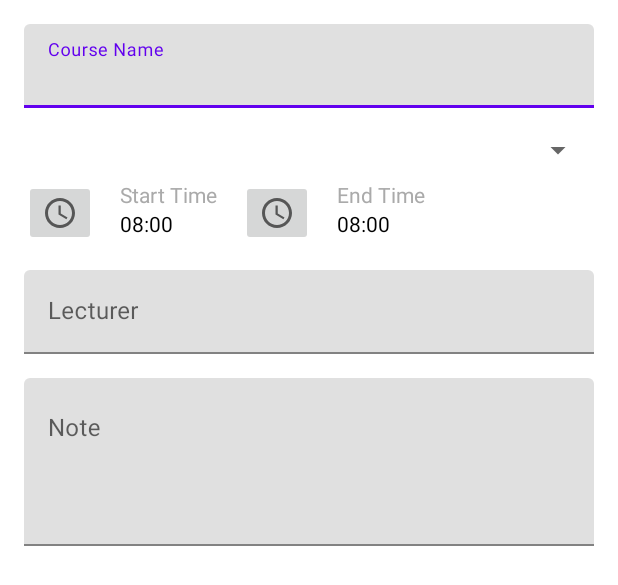
After one commit to ricky-kiva/andro-aad-sim-course, an Android app: the layout activity_add_course.xml on its own in the app's theme, with its tools: preview values and no code run, on a phone screen of 412 x 824 dp. The commit adds this screen. Shown: the top 585 px of the screen. Run offline under Robolectric (Android 15) with nearby library versions, the light colour scheme and no system bars.

Commit message:
add AddCourse Activity layout

```diff
--- /dev/null
+++ b/app/src/main/res/layout/activity_add_course.xml
@@ -0,0 +1,175 @@
+<?xml version="1.0" encoding="utf-8"?>
+<androidx.constraintlayout.widget.ConstraintLayout xmlns:android="http://schemas.android.com/apk/res/android"
+    xmlns:app="http://schemas.android.com/apk/res-auto"
+    xmlns:tools="http://schemas.android.com/tools"
+    android:layout_width="match_parent"
+    android:layout_height="match_parent"
+    tools:context=".ui.add.AddCourseActivity">
+
+    <com.google.android.material.textfield.TextInputLayout
+        android:id="@+id/ed_layout_course_name"
+        android:layout_width="match_parent"
+        android:layout_height="wrap_content"
+        android:layout_marginStart="16dp"
+        android:layout_marginTop="16dp"
+        android:layout_marginEnd="16dp"
+        app:layout_constraintEnd_toEndOf="parent"
+        app:layout_constraintStart_toStartOf="parent"
+        app:layout_constraintTop_toTopOf="parent">
+
+        <com.google.android.material.textfield.TextInputEditText
+            android:id="@+id/ed_course_name"
+            android:layout_width="match_parent"
+            android:layout_height="wrap_content"
+            android:hint="@string/course_name"
+            android:maxLength="255"
+            android:maxLines="1" />
+
+    </com.google.android.material.textfield.TextInputLayout>
+
+    <Spinner
+        android:id="@+id/spinner_day"
+        android:layout_width="0dp"
+        android:layout_height="wrap_content"
+        android:layout_marginStart="16dp"
+        android:layout_marginTop="16dp"
+        android:layout_marginEnd="16dp"
+        android:paddingTop="12dp"
+        android:paddingBottom="12dp"
+        app:entries="@array/day"
+        app:layout_constraintEnd_toEndOf="parent"
+        app:layout_constraintStart_toStartOf="parent"
+        app:layout_constraintTop_toBottomOf="@id/ed_layout_course_name" />
+
+    <LinearLayout
+        android:id="@+id/ll_div_time_input"
+        android:layout_width="match_parent"
+        android:layout_height="wrap_content"
+        android:layout_marginTop="8dp"
+        android:orientation="horizontal"
+        app:layout_constraintTop_toBottomOf="@id/spinner_day"
+        tools:layout_editor_absoluteX="16dp">
+
+        <LinearLayout
+            android:layout_width="wrap_content"
+            android:layout_height="wrap_content"
+            android:orientation="horizontal">
+
+            <ImageButton
+                android:id="@+id/ib_start_time"
+                android:layout_width="wrap_content"
+                android:layout_height="wrap_content"
+                android:layout_marginStart="16dp"
+                android:layout_marginEnd="16dp"
+                android:src="@drawable/ic_time"
+                android:contentDescription="@string/start_time"
+                app:layout_constraintEnd_toStartOf="@id/tv_start_time"
+                app:layout_constraintStart_toStartOf="parent" />
+
+            <LinearLayout
+                android:layout_width="wrap_content"
+                android:layout_height="match_parent"
+                android:orientation="vertical">
+
+                <TextView
+                    android:id="@+id/tv_label_start_time"
+                    android:layout_width="wrap_content"
+                    android:layout_height="wrap_content"
+                    android:text="@string/start_time"
+                    android:textColor="@android:color/darker_gray" />
+
+                <TextView
+                    android:id="@+id/tv_start_time"
+                    android:layout_width="wrap_content"
+                    android:layout_height="wrap_content"
+                    android:text="@string/dummy_time_hour"
+                    android:textColor="@color/textPrimary" />
+
+            </LinearLayout>
+
+        </LinearLayout>
+
+        <LinearLayout
+            android:layout_width="wrap_content"
+            android:layout_height="wrap_content"
+            android:orientation="horizontal">
+
+            <ImageButton
+                android:id="@+id/ib_end_time"
+                android:layout_width="wrap_content"
+                android:layout_height="wrap_content"
+                android:layout_marginStart="16dp"
+                android:layout_marginEnd="16dp"
+                android:src="@drawable/ic_time"
+                android:contentDescription="@string/end_time"
+                app:layout_constraintEnd_toStartOf="@id/tv_start_time"
+                app:layout_constraintStart_toStartOf="parent" />
+
+            <LinearLayout
+                android:layout_width="wrap_content"
+                android:layout_height="match_parent"
+                android:orientation="vertical">
+
+                <TextView
+                    android:id="@+id/tv_label_end_time"
+                    android:layout_width="wrap_content"
+                    android:layout_height="wrap_content"
+                    android:text="@string/end_time"
+                    android:textColor="@android:color/darker_gray" />
+
+                <TextView
+                    android:id="@+id/tv_end_time"
+                    android:layout_width="wrap_content"
+                    android:layout_height="wrap_content"
+                    android:text="@string/dummy_time_hour"
+                    android:textColor="@color/textPrimary" />
+
+            </LinearLayout>
+
+        </LinearLayout>
+
+    </LinearLayout>
+
+    <com.google.android.material.textfield.TextInputLayout
+        android:id="@+id/ed_layout_lecturer"
+        android:layout_width="match_parent"
+        android:layout_height="wrap_content"
+        android:layout_marginStart="16dp"
+        android:layout_marginTop="16dp"
+        android:layout_marginEnd="16dp"
+        app:layout_constraintEnd_toEndOf="parent"
+        app:layout_constraintStart_toStartOf="parent"
+        app:layout_constraintTop_toBottomOf="@id/ll_div_time_input">
+
+        <com.google.android.material.textfield.TextInputEditText
+            android:id="@+id/ed_lecturer"
+            android:layout_width="match_parent"
+            android:layout_height="wrap_content"
+            android:hint="@string/lecturer"
+            android:maxLength="255"
+            android:maxLines="1" />
+
+    </com.google.android.material.textfield.TextInputLayout>
+
+    <com.google.android.material.textfield.TextInputLayout
+        android:id="@+id/ed_layout_note"
+        android:layout_width="match_parent"
+        android:layout_height="wrap_content"
+        android:layout_marginStart="16dp"
+        android:layout_marginTop="16dp"
+        android:layout_marginEnd="16dp"
+        app:layout_constraintEnd_toEndOf="parent"
+        app:layout_constraintStart_toStartOf="parent"
+        app:layout_constraintTop_toBottomOf="@id/ed_layout_lecturer">
+
+        <com.google.android.material.textfield.TextInputEditText
+            android:id="@+id/ed_note"
+            android:layout_width="match_parent"
+            android:layout_height="wrap_content"
+            android:gravity="top"
+            android:hint="@string/note"
+            android:lines="4" />
+
+    </com.google.android.material.textfield.TextInputLayout>
+
+</androidx.constraintlayout.widget.ConstraintLayout>
--- a/app/src/main/res/values/strings.xml
+++ b/app/src/main/res/values/strings.xml
@@ -53,4 +53,6 @@
     <string name="empty_list_message">No courses added yet</string>
     <string name="input_empty_message">Course name and time cannot be empty</string>
 
+    <string name="dummy_time_hour">08:00</string>
+
 </resources>
```
